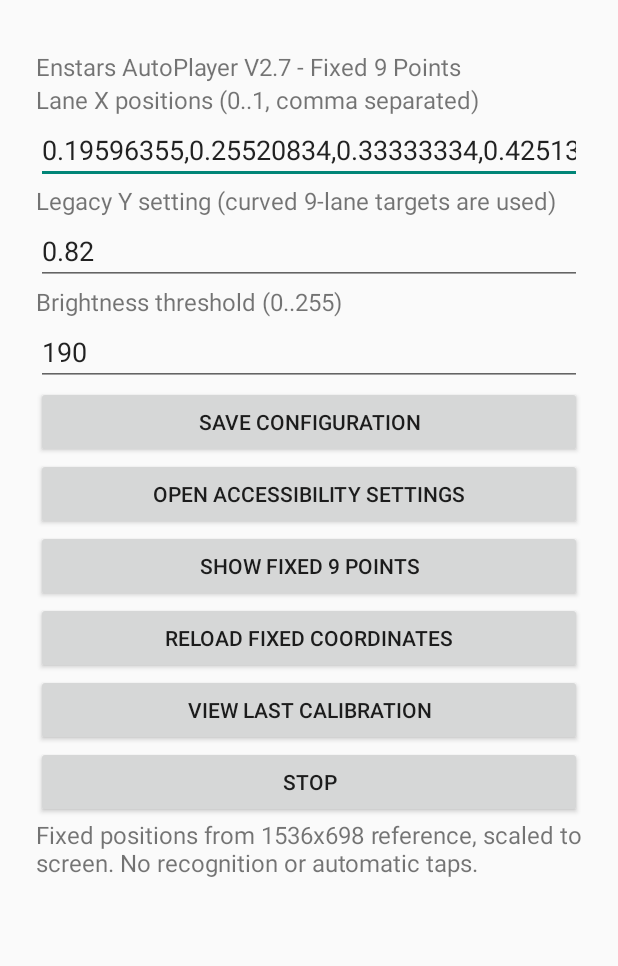
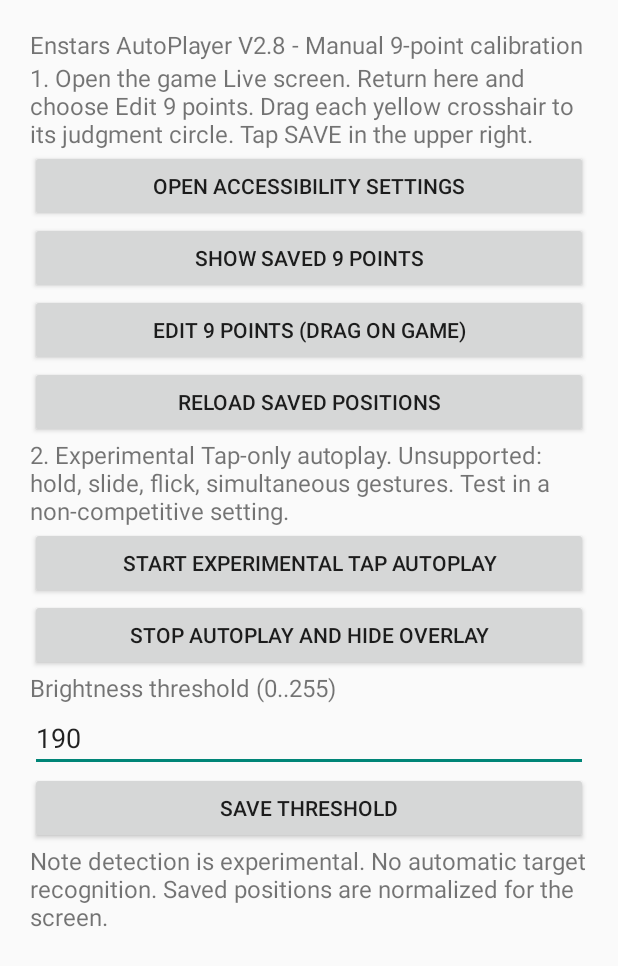
Before and after one commit to kurohako/EnstarsAutoPlayer, an Android app: the screen it shows after launch (MainActivity), on a phone screen of 412 x 824 dp. Shown: the top 966 px of the screen. Run offline under Robolectric (Android 15) with nearby library versions, the phone set to English and light mode, and no system bars.

Commit message:
V2.8 manual drag calibration controls and explicit experimental tap autoplay toggle

```diff
--- a/app/src/main/java/com/enstars/autoplayer/MainActivity.kt
+++ b/app/src/main/java/com/enstars/autoplayer/MainActivity.kt
@@ -1,4 +1,5 @@
 package com.enstars.autoplayer
+
 import android.app.Activity
 import android.content.Intent
 import android.os.Bundle
@@ -8,69 +9,53 @@ import android.view.ViewGroup
 import android.widget.Button
 import android.widget.EditText
 import android.widget.LinearLayout
+import android.widget.ScrollView
 import android.widget.TextView
 import android.widget.Toast
+
 class MainActivity:Activity(){
  override fun onCreate(savedInstanceState:Bundle?){
   super.onCreate(savedInstanceState)
-  val prefs=getSharedPreferences("game",MODE_PRIVATE)
-  val root=LinearLayout(this).apply{orientation=LinearLayout.VERTICAL;setPadding(36,50,36,24);gravity=Gravity.CENTER_HORIZONTAL}
+  val root=LinearLayout(this).apply{
+   orientation=LinearLayout.VERTICAL
+   setPadding(30,28,30,30)
+   gravity=Gravity.CENTER_HORIZONTAL
+  }
   fun label(s:String)=root.addView(TextView(this).apply{text=s;textSize=16f})
-  fun field(value:String):EditText=EditText(this).apply{
-   setSingleLine(true);setText(value)
-   root.addView(this,LinearLayout.LayoutParams(ViewGroup.LayoutParams.MATCH_PARENT,ViewGroup.LayoutParams.WRAP_CONTENT))
+  fun button(s:String,action:()->Unit)=root.addView(Button(this).apply{
+   text=s;setOnClickListener{action()}
+   layoutParams=LinearLayout.LayoutParams(ViewGroup.LayoutParams.MATCH_PARENT,ViewGroup.LayoutParams.WRAP_CONTENT)
+  })
+  fun service():AutoPlayService?{
+   val s=AutoPlayService.instance
+   if(s==null)Toast.makeText(this,"Enable Accessibility Service first",Toast.LENGTH_LONG).show()
+   return s
   }
-  fun button(s:String,action:()->Unit)=root.addView(Button(this).apply{text=s;setOnClickListener{action()}})
-  label("Enstars AutoPlayer V2.7 - Fixed 9 Points")
-  label("Lane X positions (0..1, comma separated)")
-  val xs=field(prefs.getString("xs",GameConfig().laneXs.joinToString(","))!!)
-  label("Legacy Y setting (curved 9-lane targets are used)")
-  val y=field(prefs.getFloat("y",.82f).toString())
+  label("Enstars AutoPlayer V2.8 - Manual 9-point calibration")
+  label("1. Open the game Live screen. Return here and choose Edit 9 points. Drag each yellow crosshair to its judgment circle. Tap SAVE in the upper right.")
+  button("Open Accessibility Settings"){startActivity(Intent(Settings.ACTION_ACCESSIBILITY_SETTINGS))}
+  button("Show saved 9 points"){service()?.start()}
+  button("Edit 9 points (drag on game)"){
+   service()?.editPoints()
+   Toast.makeText(this,"Switch to game, drag 9 targets, tap SAVE at top right",Toast.LENGTH_LONG).show()
+  }
+  button("Reload saved positions"){service()?.start()}
+  label("2. Experimental Tap-only autoplay. Unsupported: hold, slide, flick, simultaneous gestures. Test in a non-competitive setting.")
+  button("Start experimental TAP autoplay"){service()?.startAutoplay()}
+  button("STOP autoplay and hide overlay"){service()?.stop()}
+  val p=getSharedPreferences("game",MODE_PRIVATE)
   label("Brightness threshold (0..255)")
-  val threshold=field(prefs.getInt("threshold",190).toString())
-  button("Save configuration"){
-   val lanes=xs.text.toString().split(",").mapNotNull{it.trim().toFloatOrNull()}
-   val yy=y.text.toString().toFloatOrNull()
-   val t=threshold.text.toString().toIntOrNull()
-   if(lanes.isEmpty()||lanes.size!=9||lanes.any{it !in 0f..1f}||yy==null||yy !in .05f.. .95f||t==null||t !in 0..255)
-    Toast.makeText(this,"Invalid settings",Toast.LENGTH_LONG).show()
-   else{
-    prefs.edit().putString("xs",lanes.joinToString(",")).putFloat("y",yy).putInt("threshold",t).apply()
-    Toast.makeText(this,"Saved. Tap Reload fixed coordinates to apply",Toast.LENGTH_SHORT).show()
-   }
+  val threshold=EditText(this).apply{
+   inputType=android.text.InputType.TYPE_CLASS_NUMBER
+   setText(p.getInt("threshold",190).toString())
   }
-  button("Open Accessibility Settings"){startActivity(Intent(Settings.ACTION_ACCESSIBILITY_SETTINGS))}
-  button("Show fixed 9 points"){
-   val service=AutoPlayService.instance
-   if(service==null)Toast.makeText(this,"Enable accessibility service first",Toast.LENGTH_LONG).show()
-   else{service.start();Toast.makeText(this,"Started",Toast.LENGTH_SHORT).show()}
+  root.addView(threshold)
+  button("Save threshold"){
+   val v=threshold.text.toString().toIntOrNull()
+   if(v==null||v !in 0..255)Toast.makeText(this,"Invalid threshold",Toast.LENGTH_SHORT).show()
+   else{p.edit().putInt("threshold",v).apply();Toast.makeText(this,"Saved",Toast.LENGTH_SHORT).show()}
   }
-  button("Reload fixed coordinates"){
-   val service=AutoPlayService.instance
-   if(service==null)Toast.makeText(this,"Enable accessibility service first",Toast.LENGTH_LONG).show()
-   else{service.restartCalibration();Toast.makeText(this,"Fixed coordinates reloaded",Toast.LENGTH_SHORT).show()}
-  }
-  button("View last calibration"){
-   val p=getSharedPreferences("calibration",MODE_PRIVATE)
-   val saved=p.getLong("saved_at",0L)
-   if(saved==0L){
-    Toast.makeText(this,"No successful calibration saved yet",Toast.LENGTH_LONG).show()
-   }else{
-    val coords=p.getString("points","")!!.split(";").mapIndexed{index,point->
-     "P${index+1}: ${point}"
-    }.joinToString("\\n")
-    val message="Lock time: ${p.getLong("lock_ms",-1L)} ms\\n"+
-     "Start to lock: ${p.getLong("request_to_lock_ms",-1L)} ms\\n"+
-     "Frame stability: ${p.getFloat("stability_px",-1f)} px\\n"+
-     "Capture: ${p.getInt("width",0)} x ${p.getInt("height",0)}\\n"+
-     "Saved: ${java.text.DateFormat.getDateTimeInstance().format(java.util.Date(saved))}\\n"+
-     coords
-    android.app.AlertDialog.Builder(this).setTitle("Last locked 9 points")
-     .setMessage(message).setPositiveButton("OK",null).show()
-   }
-  }
-  button("Stop"){AutoPlayService.instance?.stop()}
-  label("Fixed positions from 1536x698 reference, scaled to screen. No recognition or automatic taps.")
-  setContentView(root)
+  label("Note detection is experimental. No automatic target recognition. Saved positions are normalized for the screen.")
+  setContentView(ScrollView(this).apply{addView(root)})
  }
 }
```
